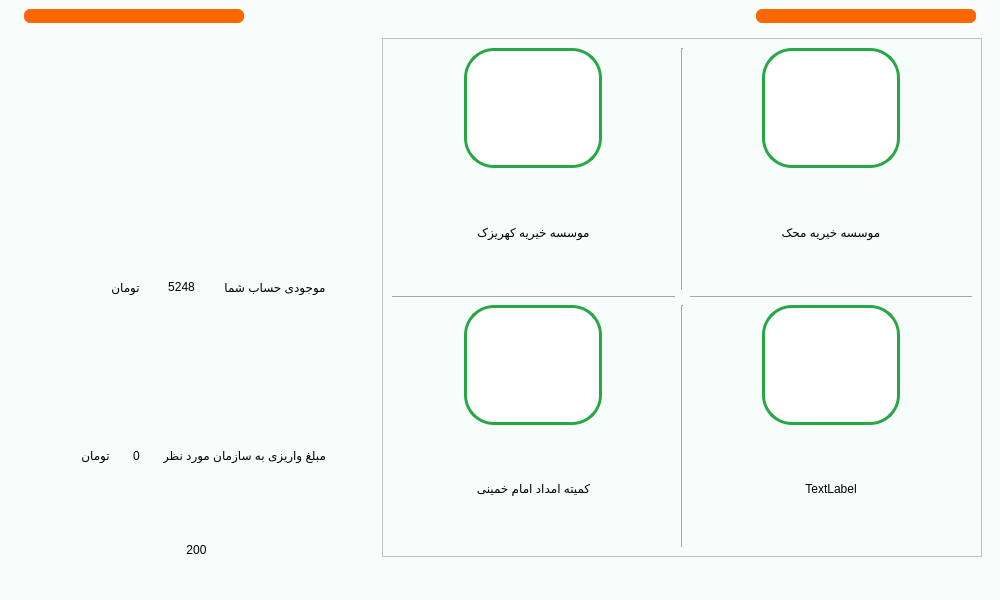
This is main.ui in Farazist/raspberrypi-app as Qt 5 draws it before an edit. The edited form follows.
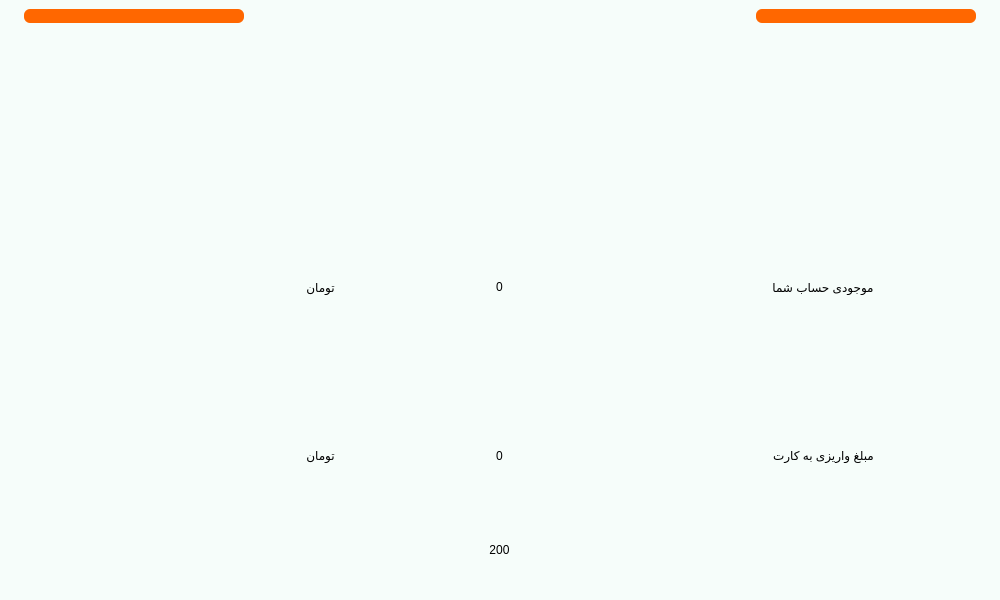
This is the edited form. Icons and pictures are not drawn.

Commit message: RFID stack and function-part1

Diff of the .ui file:
```diff
--- a/main.ui
+++ b/main.ui
@@ -3878,6 +3878,188 @@
         </item>
        </layout>
       </widget>
+      <widget class="QWidget" name="pageRFID">
+       <layout class="QHBoxLayout" name="horizontalLayout_37">
+        <item>
+         <layout class="QVBoxLayout" name="verticalLayout_57">
+          <item alignment="Qt::AlignHCenter">
+           <widget class="QLabel" name="label_15">
+            <property name="styleSheet">
+             <string notr="true">font: 26pt &quot;IRANSans&quot;;
+color:#000000;</string>
+            </property>
+            <property name="text">
+             <string/>
+            </property>
+           </widget>
+          </item>
+          <item>
+           <layout class="QHBoxLayout" name="horizontalLayout_42">
+            <item alignment="Qt::AlignRight|Qt::AlignVCenter">
+             <widget class="QLabel" name="label_24">
+              <property name="styleSheet">
+               <string notr="true">font: 26pt &quot;IRANSans&quot;;
+color:#000000;</string>
+              </property>
+              <property name="text">
+               <string>تومان</string>
+              </property>
+              <property name="alignment">
+               <set>Qt::AlignCenter</set>
+              </property>
+             </widget>
+            </item>
+            <item alignment="Qt::AlignHCenter|Qt::AlignVCenter">
+             <widget class="QLabel" name="lbl_total_wallet_RFID">
+              <property name="styleSheet">
+               <string notr="true">font: 87 32pt &quot;IRANSansFaNum Black&quot;;
+color:#000000;</string>
+              </property>
+              <property name="text">
+               <string>0</string>
+              </property>
+              <property name="alignment">
+               <set>Qt::AlignCenter</set>
+              </property>
+             </widget>
+            </item>
+            <item alignment="Qt::AlignHCenter|Qt::AlignVCenter">
+             <widget class="QLabel" name="label_22">
+              <property name="styleSheet">
+               <string notr="true">font: 26pt &quot;IRANSans&quot;;
+color:#000000;</string>
+              </property>
+              <property name="text">
+               <string>موجودی حساب شما</string>
+              </property>
+              <property name="alignment">
+               <set>Qt::AlignCenter</set>
+              </property>
+             </widget>
+            </item>
+           </layout>
+          </item>
+          <item>
+           <layout class="QHBoxLayout" name="horizontalLayout_43">
+            <item alignment="Qt::AlignRight|Qt::AlignVCenter">
+             <widget class="QLabel" name="lb_currency_RFID">
+              <property name="styleSheet">
+               <string notr="true">font: 22pt &quot;IRANSans&quot;;
+color:#000000;</string>
+              </property>
+              <property name="text">
+               <string>تومان</string>
+              </property>
+              <property name="alignment">
+               <set>Qt::AlignCenter</set>
+              </property>
+             </widget>
+            </item>
+            <item alignment="Qt::AlignHCenter|Qt::AlignVCenter">
+             <widget class="QLabel" name="lbl_deposit_to_RFID">
+              <property name="styleSheet">
+               <string notr="true">font: 87 28pt &quot;IRANSansFaNum Black&quot;;
+color:#000000;</string>
+              </property>
+              <property name="text">
+               <string>0</string>
+              </property>
+              <property name="alignment">
+               <set>Qt::AlignCenter</set>
+              </property>
+             </widget>
+            </item>
+            <item alignment="Qt::AlignHCenter|Qt::AlignVCenter">
+             <widget class="QLabel" name="lbl_deposit_RFID">
+              <property name="styleSheet">
+               <string notr="true">font: 22pt &quot;IRANSans&quot;;
+color:#000000;</string>
+              </property>
+              <property name="text">
+               <string>مبلغ واریزی به کارت</string>
+              </property>
+              <property name="alignment">
+               <set>Qt::AlignCenter</set>
+              </property>
+             </widget>
+            </item>
+           </layout>
+          </item>
+          <item>
+           <layout class="QHBoxLayout" name="horizontalLayout_41">
+            <property name="leftMargin">
+             <number>50</number>
+            </property>
+            <property name="rightMargin">
+             <number>50</number>
+            </property>
+            <item alignment="Qt::AlignRight">
+             <widget class="QPushButton" name="btnMinus_RFID">
+              <property name="styleSheet">
+               <string notr="true">border: none;
+outline-style: none;
+</string>
+              </property>
+              <property name="text">
+               <string/>
+              </property>
+              <property name="icon">
+               <iconset>
+                <normaloff>images/icon/unchecked_minus.png</normaloff>images/icon/unchecked_minus.png</iconset>
+              </property>
+              <property name="iconSize">
+               <size>
+                <width>80</width>
+                <height>80</height>
+               </size>
+              </property>
+             </widget>
+            </item>
+            <item alignment="Qt::AlignHCenter|Qt::AlignVCenter">
+             <widget class="QLabel" name="lblPayment_RFID">
+              <property name="styleSheet">
+               <string notr="true">color: rgb(0, 0, 0);
+font: 87 32pt &quot;IRANSansFaNum Black&quot;;</string>
+              </property>
+              <property name="text">
+               <string>200</string>
+              </property>
+              <property name="alignment">
+               <set>Qt::AlignCenter</set>
+              </property>
+             </widget>
+            </item>
+            <item alignment="Qt::AlignLeft">
+             <widget class="QPushButton" name="btnPlus_RFID">
+              <property name="styleSheet">
+               <string notr="true">border: none;
+outline-style: none;
+</string>
+              </property>
+              <property name="text">
+               <string/>
+              </property>
+              <property name="icon">
+               <iconset>
+                <normaloff>images/icon/unchecked_plus.png</normaloff>images/icon/unchecked_plus.png</iconset>
+              </property>
+              <property name="iconSize">
+               <size>
+                <width>80</width>
+                <height>80</height>
+               </size>
+              </property>
+             </widget>
+            </item>
+           </layout>
+          </item>
+         </layout>
+        </item>
+        <item>
+         <layout class="QVBoxLayout" name="verticalLayout_58"/>
+        </item>
+       </layout>
+      </widget>
       <widget class="QWidget" name="pageCharity">
        <layout class="QHBoxLayout" name="horizontalLayout_25">
         <item>
```
The commit also changes 1 other file.
